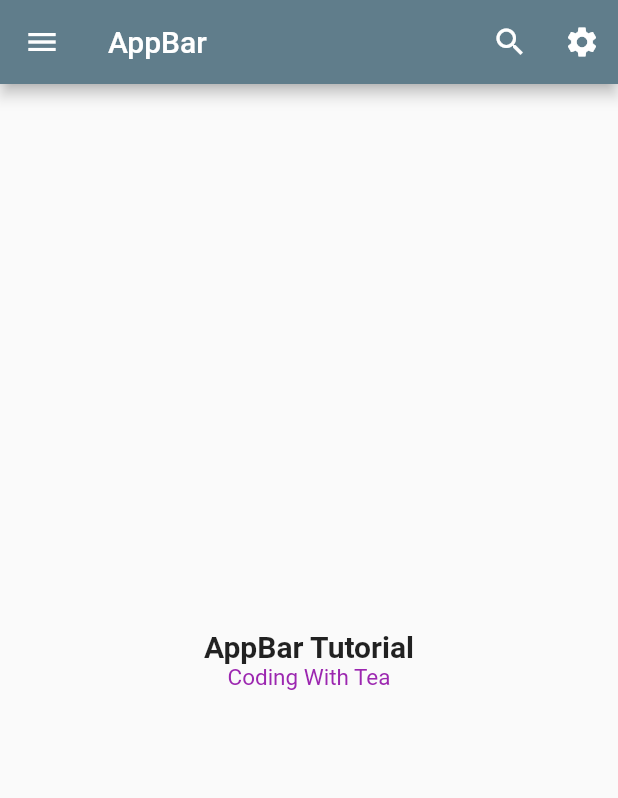
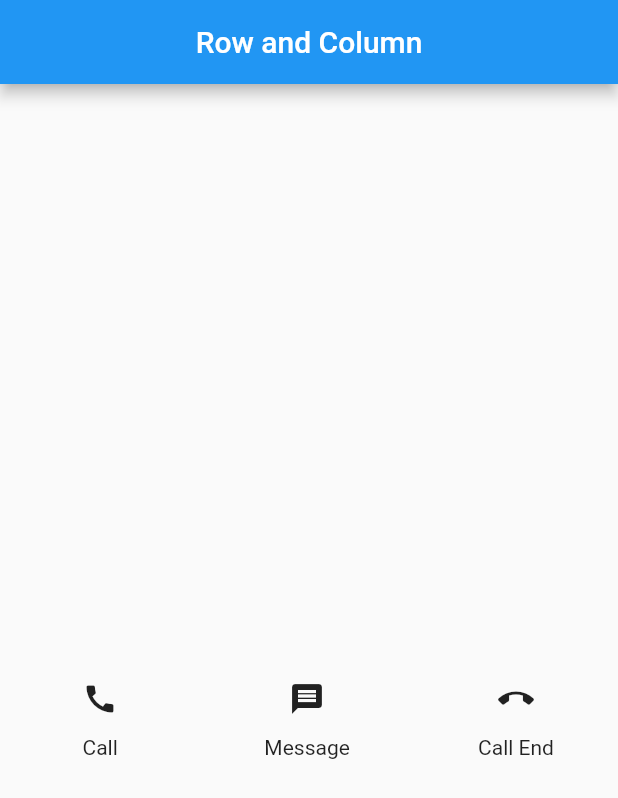
Before and after one commit to Pankajkalbande/flutter_application_1, a Flutter app: the screen it shows after launch, on a phone screen of 412 x 824 dp. Shown: the top 798 px of the screen. Run offline on Flutter 3.47's test engine with Material 2 defaults, Android fonts, the phone set to English and light mode, and no system bars.

Commit message:
Added Row and Column

```diff
--- a/lib/main.dart
+++ b/lib/main.dart
@@ -5,6 +5,7 @@ import 'package:flutter_application_1/screen/addButtons.dart';
 import 'package:flutter_application_1/screen/container.dart';
 import 'package:flutter_application_1/screen/dashboard.dart';
 import 'package:flutter_application_1/screen/addImage.dart';
+import 'package:flutter_application_1/screen/rowColumn.dart';
 
 void main() {
   runApp(
@@ -16,7 +17,8 @@ void main() {
       // home: AddIcons(),
       // home: AddContainer(),
       // home: Button(),
-      home: AddAppBar(),
+      // home: AddAppBar(),
+      home: AddRowColumn(),
     ),
   );
 }
--- /dev/null
+++ b/lib/screen/rowColumn.dart
@@ -0,0 +1,48 @@
+import 'package:flutter/material.dart';
+
+class AddRowColumn extends StatelessWidget {
+  const AddRowColumn({super.key});
+
+  @override
+  Widget build(BuildContext context) {
+    return Scaffold(
+      appBar: AppBar(
+        title: const Text("Row and Column"),
+        centerTitle: true,
+      ),
+      body: Container(
+        height: 450,
+        child: Column(
+          mainAxisAlignment: MainAxisAlignment.end,
+          children: [
+            Row(
+              mainAxisAlignment: MainAxisAlignment.spaceAround,
+              children: [
+                Column(
+                  children: [
+                    IconButton(onPressed: () {}, icon: const Icon(Icons.call)),
+                    const Text("Call"),
+                  ],
+                ),
+                Column(
+                  children: [
+                    IconButton(
+                        onPressed: () {}, icon: const Icon(Icons.message)),
+                    const Text("Message"),
+                  ],
+                ),
+                Column(
+                  children: [
+                    IconButton(
+                        onPressed: () {}, icon: const Icon(Icons.call_end)),
+                    const Text("Call End"),
+                  ],
+                ),
+              ],
+            ),
+          ],
+        ),
+      ),
+    );
+  }
+}
```
